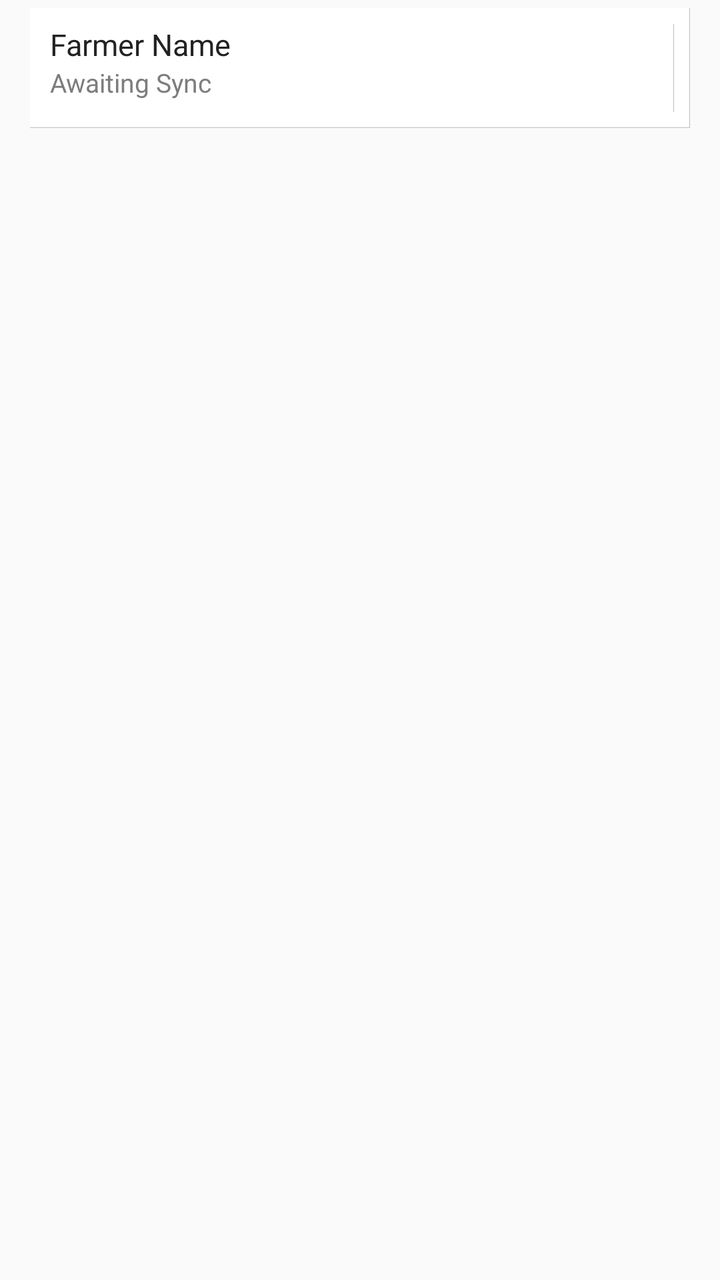
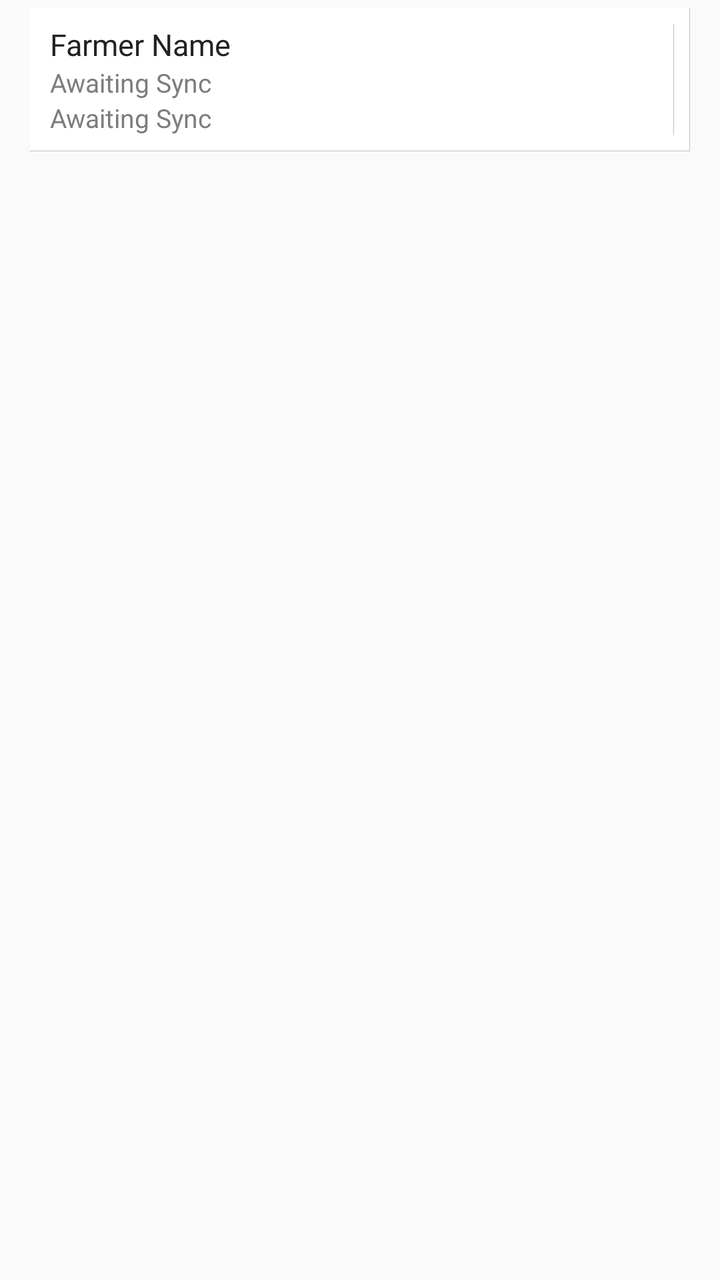

Before-and-after screenshots of an Android layout around one commit, followed by the original layout XML and the change that was made.
<!-- AndroidManifest.xml: application theme AppCompactTheme -->
<!-- res/layout/listview_farmer_list.xml -->
<?xml version="1.0" encoding="utf-8"?>
<LinearLayout xmlns:android="http://schemas.android.com/apk/res/android"
    xmlns:app="http://schemas.android.com/apk/res-auto"
    xmlns:tools="http://schemas.android.com/tools"
    android:orientation="vertical"
    android:layout_width="match_parent"
    android:layout_height="wrap_content"
    android:paddingLeft="15dp"
    android:paddingRight="15dp"
    android:paddingTop="@dimen/ofis_list_itemseparator"
    android:paddingBottom="@dimen/ofis_list_itemseparator">


    <LinearLayout
        android:orientation="horizontal"
        android:layout_width="match_parent"
        android:id="@+id/rowlin"
        android:layout_height="wrap_content"
        android:minHeight="60dp"
        android:background="@drawable/list_item"
        android:baselineAligned="false"
        tools:ignore="UselessParent">

        <LinearLayout
            android:orientation="vertical"
            android:layout_width="0dp"
            android:layout_height="match_parent"
            android:id="@+id/itemTextContainer"
            android:layout_marginTop="8dp"
            android:layout_marginBottom="8dp"
            android:layout_marginEnd="8dp"
            android:layout_marginRight="8dp"
            android:background="@drawable/right_border"
            android:paddingLeft="10dp"
            android:paddingRight="10dp"
            android:layout_weight="1">

            <TextView
                android:id="@+id/transacteeType"
                android:layout_width="0dp"
                android:layout_height="0dp"
                android:visibility="gone" />
            <TextView
                android:layout_width="match_parent"
                android:layout_height="wrap_content"
                android:text="@string/Farmer_Name"
                android:id="@+id/farmerListFarmerName"
                android:textColor="@color/ofis_base_font_dark"
                android:textSize="@dimen/ofis_med_text" />
            <TextView
                android:layout_width="wrap_content"
                android:layout_height="wrap_content"
                android:text="@string/Awaiting_Sync"
                android:id="@+id/farmerListOlamFarmerId"
                android:textColor="@color/ofis_list_item_subtitle"
                android:textSize="@dimen/ofis_small_text" />
        </LinearLayout>

        <LinearLayout
            android:layout_width="wrap_content"
            android:layout_height="match_parent">
            <ImageView
                android:layout_width="wrap_content"
                android:layout_height="wrap_content"
                android:adjustViewBounds="true"
                android:scaleType="fitCenter"
                android:id="@+id/farmerListIcon"
                app:srcCompat="@drawable/ic_status_no_photo"
                android:contentDescription="@string/Farmer_Photo"
                android:layout_gravity="center_vertical"
                android:maxHeight="60dp" />
        </LinearLayout>
    </LinearLayout>

</LinearLayout>
<!-- resources referenced by this layout -->
<resources>
  <color name="ofis_base_font_dark">#222222</color>
  <color name="ofis_list_item_subtitle">#7d7d7d</color>
  <dimen name="ofis_list_itemseparator">4dp</dimen>
  <dimen name="ofis_med_text">15sp</dimen>
  <dimen name="ofis_small_text">13sp</dimen>
  <!-- drawable ic_status_no_photo: png bitmap (drawable-hdpi, 2672 bytes) -->
  <!-- drawable list_item (drawable) -->
  <?xml version="1.0" encoding="utf-8"?>
  <layer-list xmlns:android="http://schemas.android.com/apk/res/android">
      <item
          android:right="-3dp"
          android:left="-3dp"
          android:top="-3dp"
          android:bottom="-2dp">
          <shape android:shape="rectangle">
              <solid android:color="@color/ofis_list_item_background"/>
              <stroke
                  android:color="@color/ofis_list_item_border"
                  android:width="@dimen/ofis_list_itemborder" />
          </shape>
          </item>
  </layer-list>
  <!-- drawable right_border (drawable) -->
  <?xml version="1.0" encoding="utf-8"?>
  <layer-list xmlns:android="http://schemas.android.com/apk/res/android">
      <item
          android:bottom="-3dp"
          android:left="-3dp"
          android:top="-3dp"
          android:right="-2dp">
          <shape android:shape="rectangle">
              <solid android:color="@android:color/transparent"/>
              <stroke
                  android:color="@color/ofis_list_item_border"
                  android:width="@dimen/ofis_list_itemborder" />
          </shape>
          </item>
  </layer-list>
  <string name="Awaiting_Sync">Awaiting Sync</string>
  <string name="Farmer_Name">Farmer Name</string>
  <string name="Farmer_Photo">Farmer Photo</string>
  <style name="AppCompactTheme" parent="Theme.AppCompat.Light">
          
          <item name="spinnerStyle">@android:style/Widget.Holo.Light.Spinner</item>
          <item name="android:spinnerItemStyle">@style/SpinnerItem</item>
          <item name="spinnerDropDownItemStyle">@style/SpinnerItem.DropDownItem</item>
          <item name="dropDownListViewStyle">@style/StandardSpinner</item>
  
          <item name="actionBarStyle">@style/AppTheme.ActionBarStyle</item>
          <item name="android:splitMotionEvents">false</item>
          <item name="android:windowEnableSplitTouch">false</item>
  
      </style>
  <color name="ofis_list_item_background">#ffffff</color>
  <color name="ofis_list_item_border">#40000000</color>
  <dimen name="ofis_list_itemborder">1px</dimen>
  <style name="SpinnerItem" parent="Widget.AppCompat.TextView.SpinnerItem">
          <item name="android:textColor">@color/ofis_base_font_white</item>
          <item name="android:textSize">@dimen/ofis_spinner_text</item>
      </style>
  <style name="SpinnerItem.DropDownItem" parent="Widget.AppCompat.Light.DropDownItem.Spinner">
          <item name="android:textColor">@color/ofis_text_field</item>
          <item name="background">@color/ofis_spinner_item_background</item>
      </style>
  <style name="StandardSpinner" parent="Widget.AppCompat.ListView.DropDown">
          <item name="android:dividerHeight">@dimen/ofis_spinner_itemseparator</item>
          <item name="divider">@color/ofis_spinner_divider</item>
      </style>
  <style name="AppTheme.ActionBarStyle" parent="Theme.AppCompat.Light">
          <item name="titleTextStyle">@style/AppTheme.ActionBar.TitleTextStyle</item>
      </style>
  <color name="ofis_base_font_white">#ffffff</color>
  <dimen name="ofis_spinner_text">14sp</dimen>
  <color name="ofis_text_field">#DE000000</color>
  <color name="ofis_spinner_item_background">@color/ofis_actionbar_background</color>
  <dimen name="ofis_spinner_itemseparator">1dp</dimen>
  <color name="ofis_spinner_divider">#ff333333</color>
  <style name="AppTheme.ActionBar.TitleTextStyle" parent="android:TextAppearance">
          <item name="android:textSize">@dimen/ofis_large_text</item>
          <item name="android:textStyle">bold</item>
      </style>
  <color name="ofis_actionbar_background">#dddddd</color>
  <dimen name="ofis_large_text">17sp</dimen>
</resources>

<!-- the commit's change to res/layout/listview_farmer_list.xml (unified diff, before → after) -->
@@ -54,6 +54,15 @@
                 android:id="@+id/farmerListOlamFarmerId"
                 android:textColor="@color/ofis_list_item_subtitle"
                 android:textSize="@dimen/ofis_small_text" />
+
+            <TextView
+                android:layout_width="wrap_content"
+                android:layout_height="wrap_content"
+                android:text="@string/Awaiting_Sync"
+                android:id="@+id/farmerListODFarmerId"
+                android:textColor="@color/ofis_list_item_subtitle"
+                android:textSize="@dimen/ofis_small_text" />
+
         </LinearLayout>
 
         <LinearLayout
